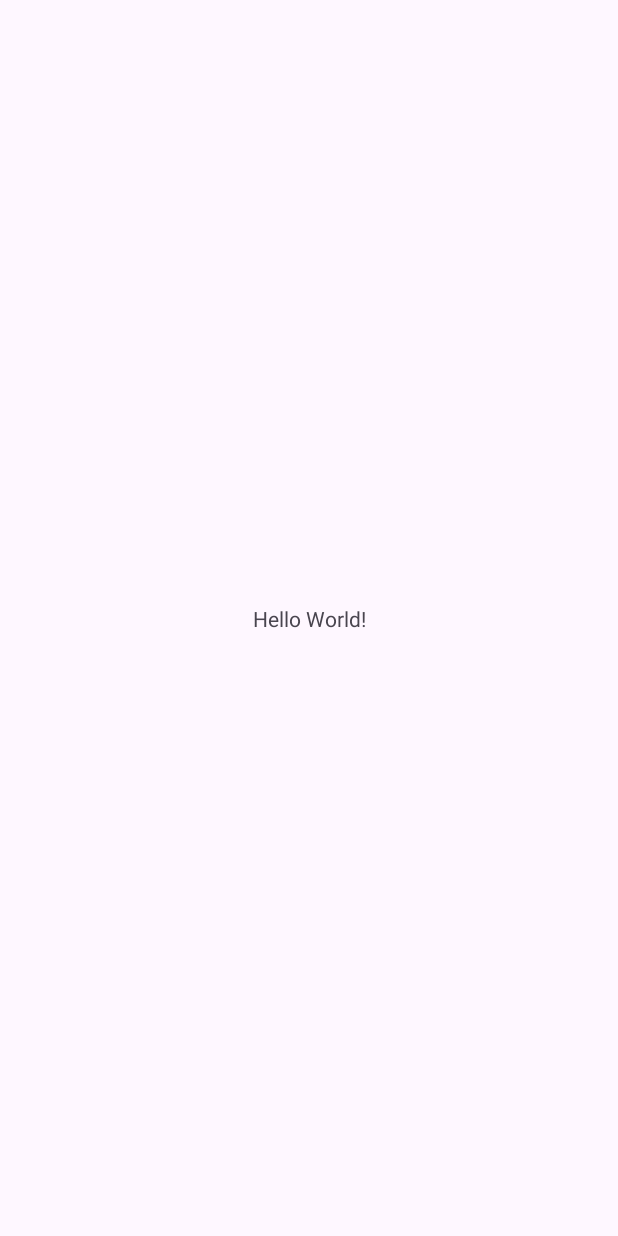
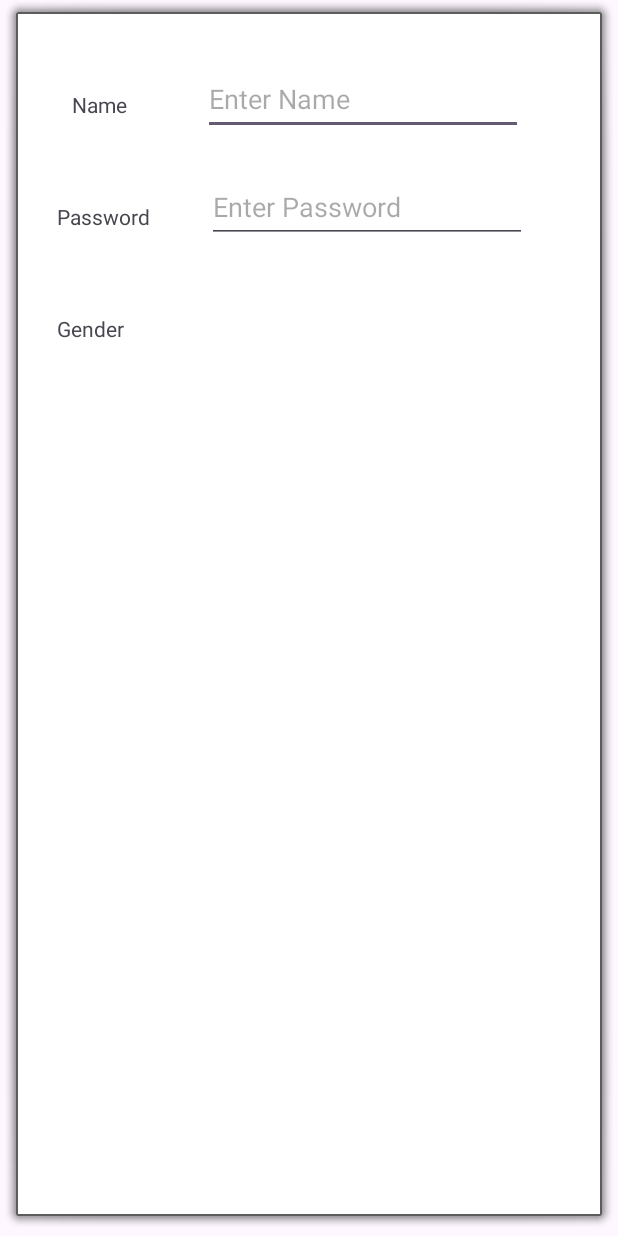
Before and after one commit to Arbaz015/LoginPage, an Android app: the screen it shows after launch (MainActivity), on a phone screen of 412 x 824 dp. Before the commit the screen is almost empty. Run offline under Robolectric (Android 15) with nearby library versions, the phone set to English and light mode, and no system bars; our stand-ins replace data binding.

Commit message:
name and pass done

```diff
--- a/app/build.gradle.kts
+++ b/app/build.gradle.kts
@@ -29,6 +29,10 @@ android {
         sourceCompatibility = JavaVersion.VERSION_1_8
         targetCompatibility = JavaVersion.VERSION_1_8
     }
+    buildFeatures{
+        dataBinding=true
+        viewBinding=true
+    }
 }
 
 dependencies {
--- a/app/src/main/java/com/example/loginpage/MainActivity.java
+++ b/app/src/main/java/com/example/loginpage/MainActivity.java
@@ -9,7 +9,7 @@ import androidx.core.view.ViewCompat;
 import androidx.core.view.WindowInsetsCompat;
 
 public class MainActivity extends AppCompatActivity {
-            int a;
+
     @Override
     protected void onCreate(Bundle savedInstanceState) {
         super.onCreate(savedInstanceState);
--- a/app/src/main/res/layout/activity_main.xml
+++ b/app/src/main/res/layout/activity_main.xml
@@ -1,19 +1,80 @@
 <?xml version="1.0" encoding="utf-8"?>
-<androidx.constraintlayout.widget.ConstraintLayout xmlns:android="http://schemas.android.com/apk/res/android"
+<layout xmlns:android="http://schemas.android.com/apk/res/android"
     xmlns:app="http://schemas.android.com/apk/res-auto"
-    xmlns:tools="http://schemas.android.com/tools"
+    xmlns:tools="http://schemas.android.com/tools">
+
+    <data>
+
+    </data>
+
+    <androidx.constraintlayout.widget.ConstraintLayout
         android:id="@+id/main"
         android:layout_width="match_parent"
         android:layout_height="match_parent"
+        android:background="@android:drawable/alert_light_frame"
         tools:context=".MainActivity">
 
         <TextView
+            android:id="@+id/textView"
             android:layout_width="wrap_content"
             android:layout_height="wrap_content"
-        android:text="Hello World!"
-        app:layout_constraintBottom_toBottomOf="parent"
-        app:layout_constraintEnd_toEndOf="parent"
+            android:layout_marginStart="35dp"
+            android:layout_marginTop="50dp"
+            android:text="@string/user_name"
             app:layout_constraintStart_toStartOf="parent"
             app:layout_constraintTop_toTopOf="parent" />
 
+        <EditText
+            android:id="@+id/editTextText_name"
+            android:layout_width="wrap_content"
+            android:layout_height="wrap_content"
+            android:layout_marginTop="32dp"
+            android:ems="10"
+            android:hint="@string/name_placeholder"
+            android:inputType="text"
+            android:minHeight="48dp"
+            app:layout_constraintEnd_toEndOf="parent"
+            app:layout_constraintStart_toEndOf="@+id/textView"
+            app:layout_constraintTop_toTopOf="parent" />
+
+        <TextView
+            android:id="@+id/textView2"
+            android:layout_width="wrap_content"
+            android:layout_height="wrap_content"
+            android:layout_marginStart="25dp"
+            android:layout_marginTop="55dp"
+            android:text="@string/password"
+            app:layout_constraintStart_toStartOf="parent"
+            app:layout_constraintTop_toBottomOf="@+id/textView" />
+
+        <EditText
+            android:id="@+id/editTextText_pass"
+            android:layout_width="wrap_content"
+            android:layout_height="wrap_content"
+            android:layout_marginTop="24dp"
+            android:autofillHints=""
+            android:ems="10"
+            android:hint="@string/pass_placeholder"
+            android:inputType="text"
+            android:minHeight="48dp"
+            app:layout_constraintEnd_toEndOf="parent"
+            app:layout_constraintHorizontal_bias="0.438"
+            app:layout_constraintStart_toEndOf="@+id/textView2"
+            app:layout_constraintTop_toBottomOf="@+id/editTextText_name" />
+
+        <TextView
+            android:id="@+id/textView3"
+            android:layout_width="wrap_content"
+            android:layout_height="wrap_content"
+            android:layout_marginStart="25dp"
+            android:layout_marginTop="55dp"
+            android:text="@string/gender"
+            app:layout_constraintStart_toStartOf="parent"
+            app:layout_constraintTop_toBottomOf="@+id/textView2" />
+
+
+
+
+
     </androidx.constraintlayout.widget.ConstraintLayout>
+</layout>
--- a/app/src/main/res/values/strings.xml
+++ b/app/src/main/res/values/strings.xml
@@ -1,3 +1,10 @@
 <resources>
     <string name="app_name">LoginPage</string>
+    <string name="user_name">Name</string>
+    <string name="password">Password</string>
+    <string name="name_placeholder">Enter Name</string>
+    <string name="pass_placeholder">Enter Password</string>
+    <string name="gender">Gender</string>
+    <string name="male_radiobtn">Male</string>
+    <string name="female_radiobtn">Female\n</string>
 </resources>
```
Lines whose indentation alone changed are shown as unchanged.
